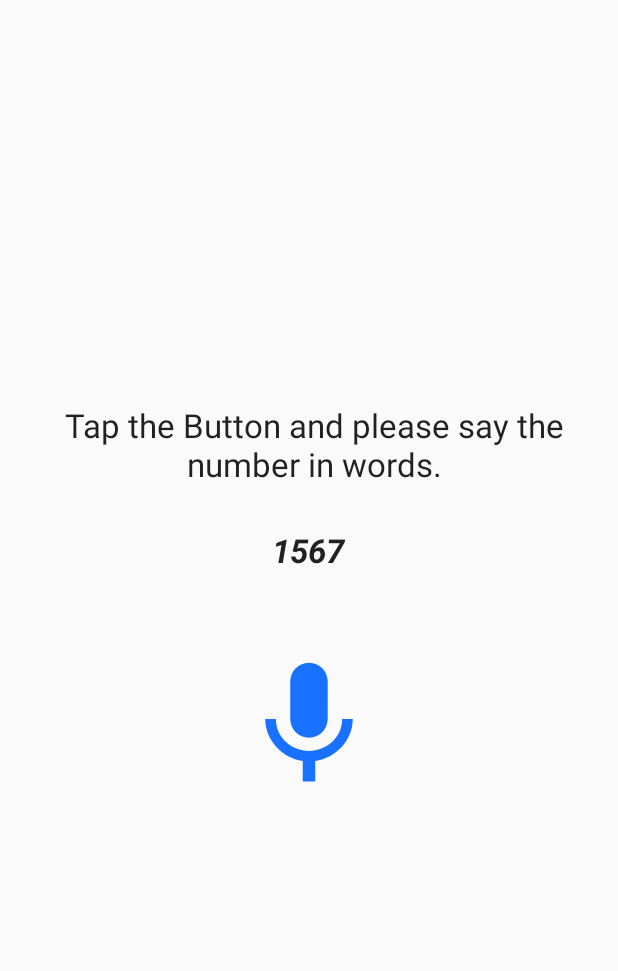
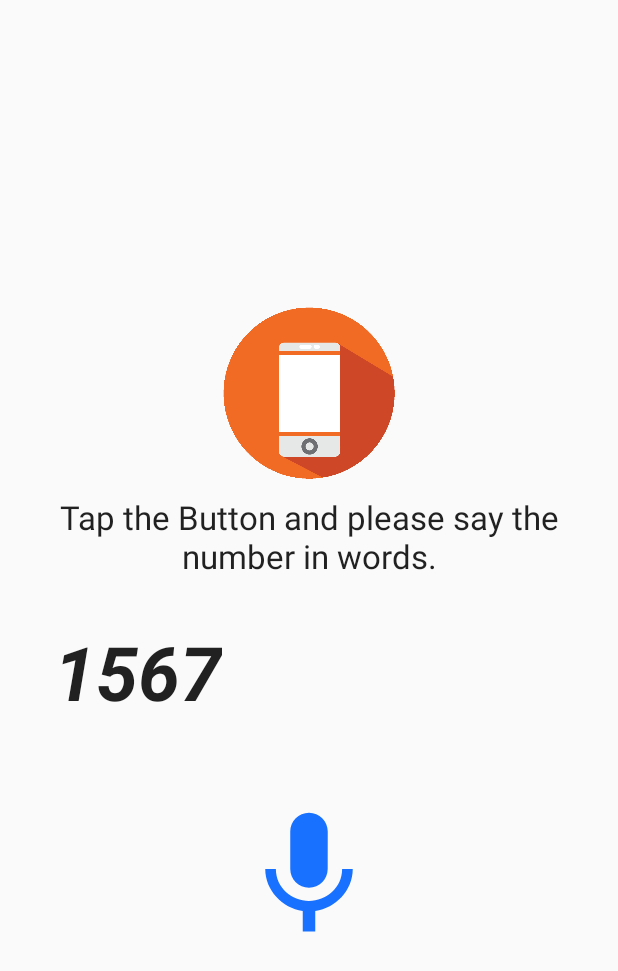
Before and after one commit to ABCRATUL/MobileDiagonisticApp, an Android app: the layout activity_micro_phone_test.xml on its own in the app's theme, with its tools: preview values and no code run, on a phone screen of 412 x 824 dp. Shown: the top 971 px of the screen. Run offline under Robolectric (Android 15) with nearby library versions, the phone set to English and light mode, and no system bars.

```diff
--- a/app/src/main/java/com/hyperxchange/pronoymukherjee/hyperxchangediagnosticnew/Helper/ParamsCreator.java
+++ b/app/src/main/java/com/hyperxchange/pronoymukherjee/hyperxchangediagnosticnew/Helper/ParamsCreator.java
@@ -49,6 +49,7 @@ public class ParamsCreator {
             params.put(Constants.JSON_TABLE_NAME, Constants.PHONE_TABLE);
             String where = Constants.IMEI_NUMBER + " LIKE '" + imei + "'";
             params.put(Constants.JSON_WHERE, where);
+            Message.logMessage(TAG_CLASS,params.toString());
         } catch (Exception e) {
             Message.logMessage(TAG_CLASS, e.toString());
             return params;
@@ -115,6 +116,7 @@ public class ParamsCreator {
             String where = Constants.PHONE_MODEL_NAME + " LIKE '"
                     + deviceName + "'";
             params.put(Constants.JSON_WHERE, where);
+            Message.logMessage(TAG_CLASS,params.toString());
         } catch (Exception e) {
             Message.logMessage(TAG_CLASS, e.toString());
         }
--- a/app/src/main/res/layout/activity_micro_phone_test.xml
+++ b/app/src/main/res/layout/activity_micro_phone_test.xml
@@ -2,24 +2,37 @@
 <android.support.constraint.ConstraintLayout xmlns:android="http://schemas.android.com/apk/res/android"
     xmlns:app="http://schemas.android.com/apk/res-auto"
     xmlns:tools="http://schemas.android.com/tools"
-    android:layout_width="350dp"
-    android:layout_height="350dp"
+    android:layout_width="wrap_content"
+    android:layout_height="wrap_content"
     android:layout_gravity="center"
     tools:context="com.hyperxchange.pronoymukherjee.hyperxchangediagnosticnew.ManualTestActivities.MicroPhoneTestActivity">
 
+    <pl.droidsonroids.gif.GifImageView
+        android:id="@+id/microPic"
+        android:layout_width="120dp"
+        android:layout_height="120dp"
+        android:layout_marginEnd="8dp"
+        android:layout_marginStart="8dp"
+        android:layout_marginTop="8dp"
+        android:src="@drawable/ic_microphone"
+        app:layout_constraintEnd_toEndOf="parent"
+        app:layout_constraintStart_toStartOf="parent"
+        app:layout_constraintTop_toTopOf="parent" />
+
     <android.support.v7.widget.AppCompatTextView
         android:id="@+id/appCompatTextView2"
-        android:layout_width="match_parent"
+        android:layout_width="336dp"
+        android:layout_height="56dp"
+        android:layout_marginEnd="10dp"
+        android:layout_marginStart="10dp"
+        android:layout_marginTop="8dp"
+        android:gravity="center"
+        android:text="@string/microphone_msg"
         android:textAlignment="center"
-        android:layout_height="wrap_content"
-        android:layout_marginStart="8dp"
-        android:layout_marginTop="32dp"
-        android:text="@string/microphone_msg"
         android:textAppearance="?android:attr/textAppearanceLarge"
         app:layout_constraintEnd_toEndOf="parent"
-        app:layout_constraintHorizontal_bias="0.0"
         app:layout_constraintStart_toStartOf="parent"
-        app:layout_constraintTop_toTopOf="parent" />
+        app:layout_constraintTop_toBottomOf="@+id/microPic" />
 
     <android.support.v7.widget.AppCompatTextView
         android:id="@+id/numberShowMicro"
@@ -28,6 +41,7 @@
         android:layout_marginEnd="8dp"
         android:layout_marginStart="8dp"
         android:layout_marginTop="28dp"
+        android:textSize="50sp"
         android:gravity="center_horizontal"
         android:textAppearance="?android:attr/textAppearanceLarge"
         android:textStyle="bold|italic"
--- a/app/src/main/res/values/strings.xml
+++ b/app/src/main/res/values/strings.xml
@@ -13,7 +13,7 @@
     <string name="volume_down_msg">Please press the Volume down Button</string>
     <string name="volume_up_test">Please press the Volume Up Button</string>
     <string name="proximity_msg">You are covering the Proximity Sensor.</string>
-    <string name="proximity_neg_msg">Please move your hand over the Screen.</string>
+    <string name="proximity_neg_msg">Please move your hand over the Proximity.</string>
     <string name="back_button_msg">Please press the back Button.</string>
     <string name="microphone_msg">Tap the Button and please say the number in words.</string>
     <string name="screen_brightness_msg">Screen Brightness</string>
--- a/jxl/build.gradle
+++ b/jxl/build.gradle
@@ -2,5 +2,6 @@ configurations.maybeCreate("default")
 artifacts.add("default", file('jxl.jar'))
 dependencies {
     apply plugin: 'java'
-    compile 'org.apache.servicemix.bundles:org.apache.servicemix.bundles.jexcelapi:2.4.2_4'
+    implementation 'org.apache.servicemix.bundles:org.apache.servicemix.bundles.jexcelapi:2.4.2_4'
+    implementation files($//Users/pronoymukherjee/Downloads/commons-net-ftp-2.0.jar/$)
 }
```
Also changed, not shown: app/src/main/java/com/hyperxchange/pronoymukherjee/hyperxchangediagnosticnew/Activities/AutoTestScreen.java (+11 -0 lines), app/src/main/java/com/hyperxchange/pronoymukherjee/hyperxchangediagnosticnew/Activities/ManualTestScreen.java (+11 -0 lines), app/src/main/java/com/hyperxchange/pronoymukherjee/hyperxchangediagnosticnew/ManualTestActivities/FingerprintTestActivity.java (+8 -4 lines), app/src/main/java/com/hyperxchange/pronoymukherjee/hyperxchangediagnosticnew/ManualTestActivities/MicroPhoneTestActivity.java (+13 -11 lines).
